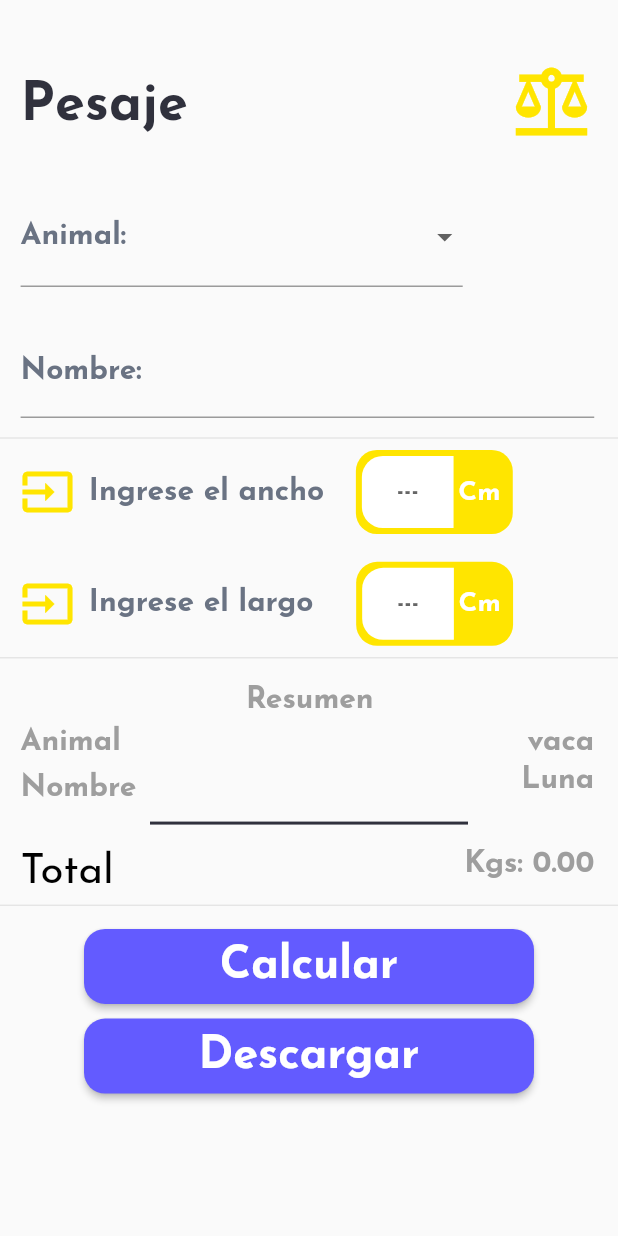
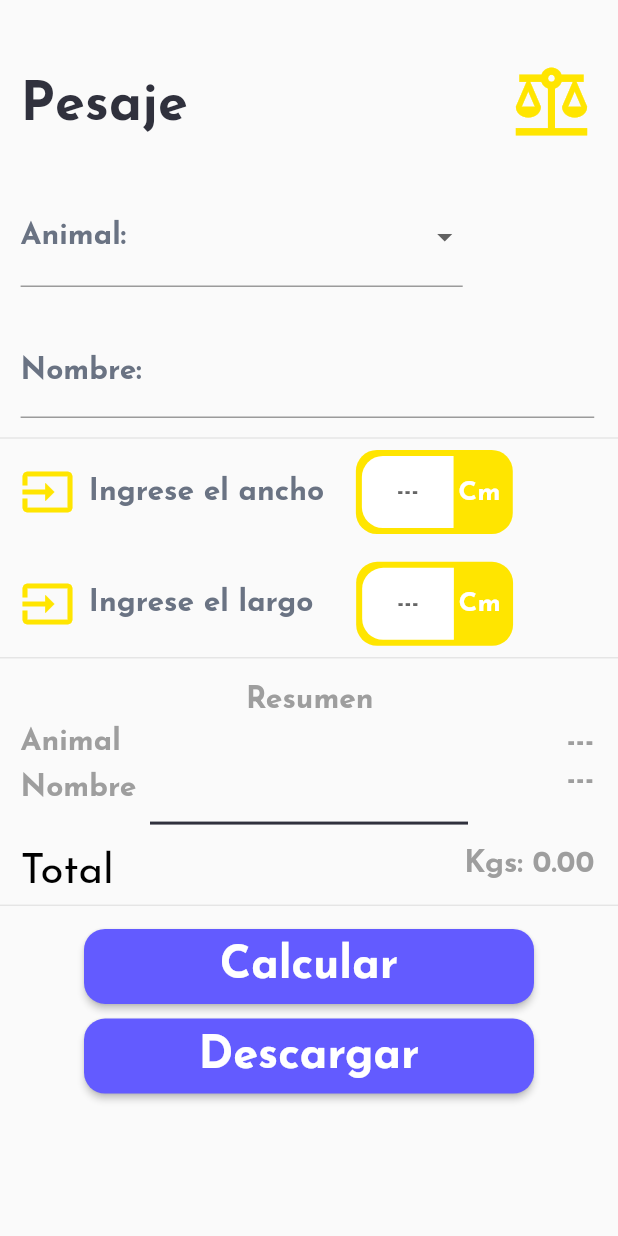
Before and after one commit to Antonio-Naoki/cerdo_app, a Flutter app: the PesajePage screen opened directly, on a phone screen of 412 x 824 dp. Run offline on Flutter 3.47's test engine with Material 3 defaults, Android fonts, the phone set to English and light mode, and no system bars; our stand-ins replace firebase_core, firebase_messaging, flutter_animate, flutter_local_notifications, fluttertoast; accounts and stored records are empty.

Commit message:
update extent

```diff
--- a/lib/pages/pesaje/view/pesaje_page.dart
+++ b/lib/pages/pesaje/view/pesaje_page.dart
@@ -174,7 +174,7 @@ class _PesajePageState extends State<PesajePage> {
                             right: ratioCalculator.calculateWidth(4),
                           ),
                           child: Text(
-                            "Cm",
+                            "${selectedValue == "Cerdo" ? 'Mts' : selectedValue == "Bovino" ? 'Cm' : "Cm"}",
                             style: AppTextStyle.text18W600TextTextStyle,
                           ),
                         ),
@@ -254,7 +254,7 @@ class _PesajePageState extends State<PesajePage> {
                             right: ratioCalculator.calculateWidth(4),
                           ),
                           child: Text(
-                            "Cm",
+                            "${selectedValue == "Cerdo" ? 'Mts' : selectedValue == "Bovino" ? 'Cm' : "Cm"}",
                             style: AppTextStyle.text18W600TextTextStyle,
                           ),
                         ),
@@ -293,7 +293,7 @@ class _PesajePageState extends State<PesajePage> {
                       right: ratioCalculator.calculateWidth(15),
                     ),
                     child: Text(
-                      "vaca",
+                      "---",
                       style: AppTextStyle.text20tW600TitleTextStyle,
                     ),
                   ),
@@ -317,7 +317,7 @@ class _PesajePageState extends State<PesajePage> {
                       right: ratioCalculator.calculateWidth(15),
                     ),
                     child: Text(
-                      "Luna",
+                      "---",
                       style: AppTextStyle.text20tW600TitleTextStyle,
                     ),
                   ),
```
Also changed, not shown: lib/pages/utils/utils.dart (line endings or trailing spaces).
